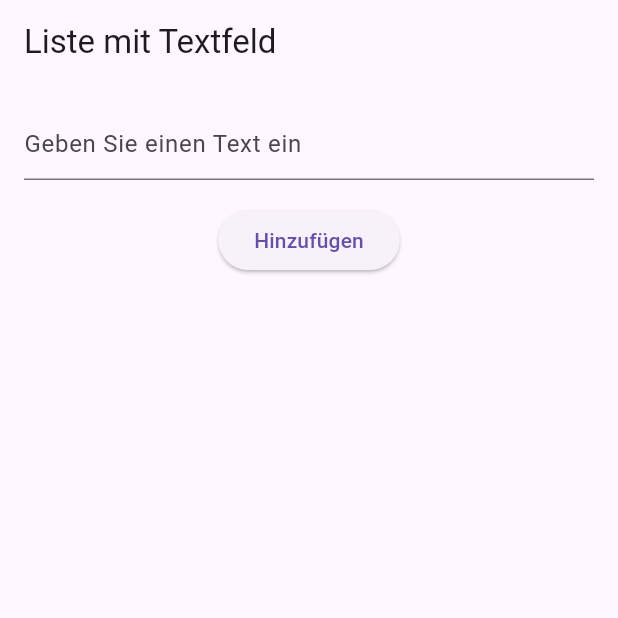
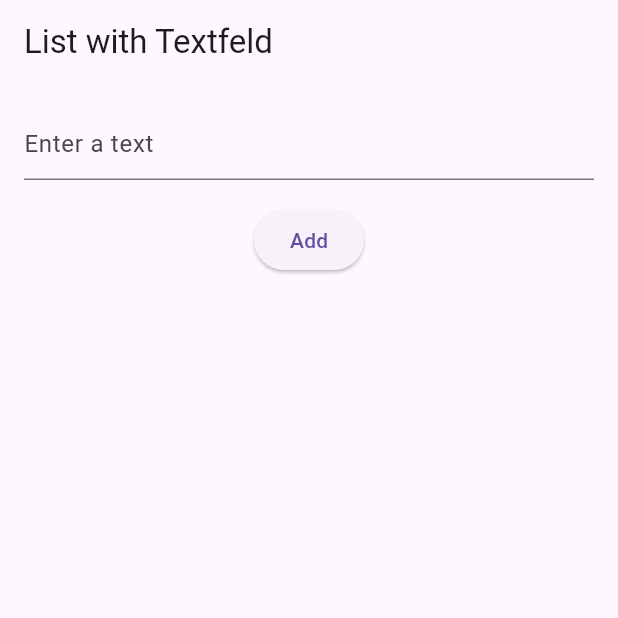
Before and after one commit to Coyote1983hg/flutter_data_base, a Flutter app: the screen it shows after launch, on a phone screen of 412 x 824 dp, the top half of it. Run offline on Flutter 3.47's test engine with Material 3 defaults, Android fonts, the phone set to English and light mode, and no system bars.

Commit message:
second commit

```diff
--- a/lib/listscreen.dart
+++ b/lib/listscreen.dart
@@ -1,5 +1,4 @@
 import 'package:flutter/material.dart';
-
 
 class ListScreen extends StatefulWidget {
   @override
@@ -9,20 +8,36 @@ class ListScreen extends StatefulWidget {
 class _ListScreenState extends State<ListScreen> {
   final TextEditingController _textController = TextEditingController();
   final List<String> _entries = [];
-  Future<void>? _futureEntries;
+  bool _isLoading = false;
+
+  @override
+  void initState() {
+    super.initState();
+    _loadEntries();
+  }
 
   Future<void> _loadEntries() async {
-    // Simuliere eine Verzögerung von 2 Sekunden
+    setState(() {
+      _isLoading = true; // Setează _isLoading la true înainte de a încărca datele
+    });
+
+    // Simuliere einer Verzögerung von 2 Sekunden
     await Future.delayed(Duration(seconds: 2));
     // Hier würdest du die Einträge aus einer Datenquelle laden
     // Für dieses Beispiel verwenden wir eine leere Liste
+
+    setState(() {
+      _isLoading = false; // Setează _isLoading la false după ce datele au fost încărcate
+    });
   }
 
   void _addEntry() {
+    if (_textController.text.isNotEmpty) {
       setState(() {
         _entries.add(_textController.text);
         _textController.clear();
       });
+    }
   }
 
   void _removeEntry(int index) {
@@ -32,16 +47,10 @@ class _ListScreenState extends State<ListScreen> {
   }
 
   @override
-  void initState() {
-    super.initState();
-    _futureEntries = _loadEntries();
-  }
-
-  @override
   Widget build(BuildContext context) {
     return Scaffold(
       appBar: AppBar(
-        title: Text('Liste mit Textfeld'),
+        title: Text('List with Textfeld'),
       ),
       body: Column(
         children: [
@@ -50,25 +59,18 @@ class _ListScreenState extends State<ListScreen> {
             child: TextField(
               controller: _textController,
               decoration: InputDecoration(
-                hintText: 'Geben Sie einen Text ein',
+                hintText: 'Enter a text',
               ),
             ),
           ),
           ElevatedButton(
             onPressed: _addEntry,
-            child: Text('Hinzufügen'),
+            child: Text('Add'),
           ),
           Expanded(
-            child: FutureBuilder<void>(
-              future: _futureEntries,
-              builder: (context, snapshot) {
-                if (snapshot.connectionState == ConnectionState.waiting) {
-                  return Center(child: CircularProgressIndicator());
-                } else {
-                  if (snapshot.hasError) {
-                    return Center(child: Text('Error: ${snapshot.error}'));
-                  } else {
-                    return ListView.builder(
+            child: _isLoading
+                ? Center(child: CircularProgressIndicator())
+                : ListView.builder(
                     itemCount: _entries.length,
                     itemBuilder: (context, index) {
                       return ListTile(
@@ -78,10 +80,6 @@ class _ListScreenState extends State<ListScreen> {
                           onPressed: () => _removeEntry(index),
                         ),
                       );
-                      },
-                    );
-                  }
-                }
                     },
                   ),
           ),
```
Also changed, not shown: 1 other file. Lines whose indentation alone changed are shown as unchanged.
